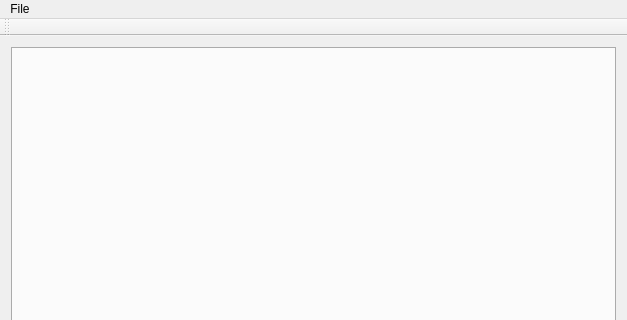
grzegorz-kap/Calc, file CalcApp/scripteditor.ui: the form before one commit; both pictures show x 0 to 627 and y 0 to 320 of the 627 by 599 pixel window.
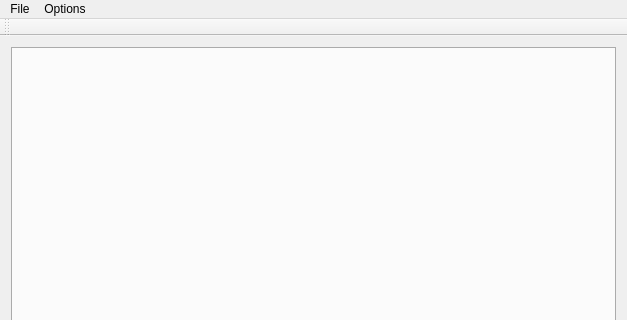
The form after the commit.

Commit message: Added option to run scripts from ScriptEditor gui

```diff
--- a/CalcApp/scripteditor.ui
+++ b/CalcApp/scripteditor.ui
@@ -38,7 +38,14 @@
     <addaction name="actionSave"/>
     <addaction name="actionSave_as"/>
    </widget>
+   <widget class="QMenu" name="menuRun">
+    <property name="title">
+     <string>Options</string>
+    </property>
+    <addaction name="actionRun"/>
+   </widget>
    <addaction name="menuFile"/>
+   <addaction name="menuRun"/>
   </widget>
   <widget class="QToolBar" name="mainToolBar">
    <attribute name="toolBarArea">
```
Left out of the diff: 5 changed lines with no effect on the pictures. The commit also changes 5 other files.
